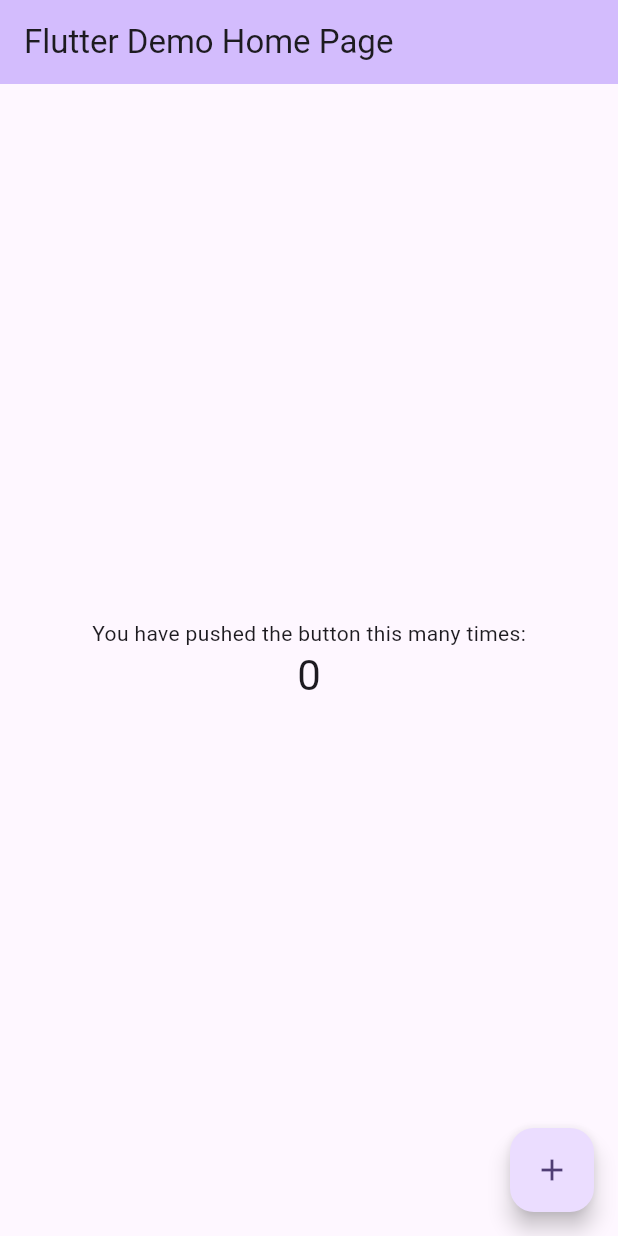
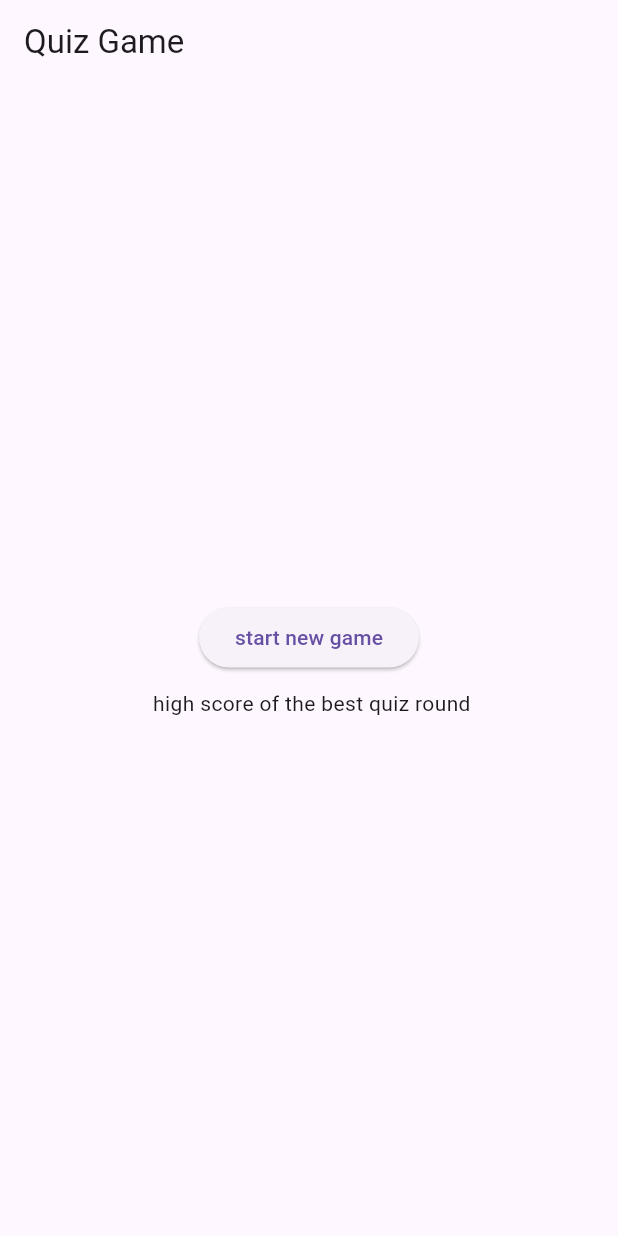
Before and after one commit to moury12/quiz-game, a Flutter app: the screen it shows after launch, on a phone screen of 412 x 824 dp. Run offline on Flutter 3.47's test engine with Material 3 defaults, Android fonts, the phone set to English and light mode, and no system bars; our stand-ins replace get.

Commit message:
style : home screen + all set up

```diff
--- /dev/null
+++ b/lib/controllers/quiz_controller.dart
@@ -0,0 +1,5 @@
+import 'package:get/get.dart';
+
+class QuizController extends GetxController{
+  static QuizController get to => Get.find();
+}
--- a/lib/main.dart
+++ b/lib/main.dart
@@ -1,4 +1,9 @@
 import 'package:flutter/material.dart';
+import 'package:get/get.dart';
+import 'package:quiz_game/bindings/initial_binding.dart';
+import 'package:quiz_game/views/home_page.dart';
+
+import 'routes/app_routes.dart';
 
 void main() {
   runApp(const MyApp());
@@ -10,116 +15,13 @@ class MyApp extends StatelessWidget {
   // This widget is the root of your application.
   @override
   Widget build(BuildContext context) {
-    return MaterialApp(
-      title: 'Flutter Demo',
-      theme: ThemeData(
-        // This is the theme of your application.
-        //
-        // TRY THIS: Try running your application with "flutter run". You'll see
-        // the application has a purple toolbar. Then, without quitting the app,
-        // try changing the seedColor in the colorScheme below to Colors.green
-        // and then invoke "hot reload" (save your changes or press the "hot
-        // reload" button in a Flutter-supported IDE, or press "r" if you used
-        // the command line to start the app).
-        //
-        // Notice that the counter didn't reset back to zero; the application
-        // state is not lost during the reload. To reset the state, use hot
-        // restart instead.
-        //
-        // This works for code too, not just values: Most code changes can be
-        // tested with just a hot reload.
-        colorScheme: ColorScheme.fromSeed(seedColor: Colors.deepPurple),
-        useMaterial3: true,
-      ),
-      home: const MyHomePage(title: 'Flutter Demo Home Page'),
+    return GetMaterialApp(
+      debugShowCheckedModeBanner: false,
+      title: 'Quiz Game',
+      theme: ThemeData.light(),
+      getPages: AppRoutes.routes(),
+      initialRoute: HomeScreen.routeName,
+      initialBinding: InitialBinding(),
     );
   }
 }
-
-class MyHomePage extends StatefulWidget {
-  const MyHomePage({super.key, required this.title});
-
-  // This widget is the home page of your application. It is stateful, meaning
-  // that it has a State object (defined below) that contains fields that affect
-  // how it looks.
-
-  // This class is the configuration for the state. It holds the values (in this
-  // case the title) provided by the parent (in this case the App widget) and
-  // used by the build method of the State. Fields in a Widget subclass are
-  // always marked "final".
-
-  final String title;
-
-  @override
-  State<MyHomePage> createState() => _MyHomePageState();
-}
-
-class _MyHomePageState extends State<MyHomePage> {
-  int _counter = 0;
-
-  void _incrementCounter() {
-    setState(() {
-      // This call to setState tells the Flutter framework that something has
-      // changed in this State, which causes it to rerun the build method below
-      // so that the display can reflect the updated values. If we changed
-      // _counter without calling setState(), then the build method would not be
-      // called again, and so nothing would appear to happen.
-      _counter++;
-    });
-  }
-
-  @override
-  Widget build(BuildContext context) {
-    // This method is rerun every time setState is called, for instance as done
-    // by the _incrementCounter method above.
-    //
-    // The Flutter framework has been optimized to make rerunning build methods
-    // fast, so that you can just rebuild anything that needs updating rather
-    // than having to individually change instances of widgets.
-    return Scaffold(
-      appBar: AppBar(
-        // TRY THIS: Try changing the color here to a specific color (to
-        // Colors.amber, perhaps?) and trigger a hot reload to see the AppBar
-        // change color while the other colors stay the same.
-        backgroundColor: Theme.of(context).colorScheme.inversePrimary,
-        // Here we take the value from the MyHomePage object that was created by
-        // the App.build method, and use it to set our appbar title.
-        title: Text(widget.title),
-      ),
-      body: Center(
-        // Center is a layout widget. It takes a single child and positions it
-        // in the middle of the parent.
-        child: Column(
-          // Column is also a layout widget. It takes a list of children and
-          // arranges them vertically. By default, it sizes itself to fit its
-          // children horizontally, and tries to be as tall as its parent.
-          //
-          // Column has various properties to control how it sizes itself and
-          // how it positions its children. Here we use mainAxisAlignment to
-          // center the children vertically; the main axis here is the vertical
-          // axis because Columns are vertical (the cross axis would be
-          // horizontal).
-          //
-          // TRY THIS: Invoke "debug painting" (choose the "Toggle Debug Paint"
-          // action in the IDE, or press "p" in the console), to see the
-          // wireframe for each widget.
-          mainAxisAlignment: MainAxisAlignment.center,
-          children: <Widget>[
-            const Text(
-              'You have pushed the button this many times:',
-            ),
-            Text(
-              '$_counter',
-              style: Theme.of(context).textTheme.headlineMedium,
-            ),
-          ],
-        ),
-      ),
-      floatingActionButton: FloatingActionButton(
-        onPressed: _incrementCounter,
-        tooltip: 'Increment',
-        child: const Icon(Icons.add),
-      ), // This trailing comma makes auto-formatting nicer for build methods.
-    );
-  }
-}
--- /dev/null
+++ b/lib/routes/app_routes.dart
@@ -0,0 +1,8 @@
+import 'package:get/get.dart';
+import 'package:quiz_game/views/home_page.dart';
+
+class AppRoutes{
+static routes() => [
+GetPage(name: HomeScreen.routeName, page:() => const HomeScreen())
+];
+}
--- /dev/null
+++ b/lib/views/home_page.dart
@@ -0,0 +1,25 @@
+import 'package:flutter/material.dart';
+
+class HomeScreen extends StatelessWidget {
+  static const String routeName = '/home';
+  const HomeScreen({super.key});
+
+  @override
+  Widget build(BuildContext context) {
+    return Scaffold(
+      appBar: AppBar(
+        title: const Text('Quiz Game'),
+      ),
+      body: Center(
+        child: Column(
+          mainAxisAlignment: MainAxisAlignment.center,
+          children: [
+            ElevatedButton(onPressed: () {}, child: const Text('start new game')),
+            const SizedBox(height: 10,),
+            const Text(' high score of the best quiz round')
+          ],
+        ),
+      ),
+    );
+  }
+}
--- a/pubspec.yaml
+++ b/pubspec.yaml
@@ -35,7 +35,9 @@ dependencies:
   # The following adds the Cupertino Icons font to your application.
   # Use with the CupertinoIcons class for iOS style icons.
   cupertino_icons: ^1.0.6
-
+  get: ^4.6.6
+  sqflite: ^2.3.2
+  http: ^1.1.2
 dev_dependencies:
   flutter_test:
     sdk: flutter
```
Also changed, not shown: lib/bindings/initial_binding.dart (added, +12 -0 lines), lib/models/quiz_model.dart (added, +60 -0 lines), pubspec.lock, 1 other file.
